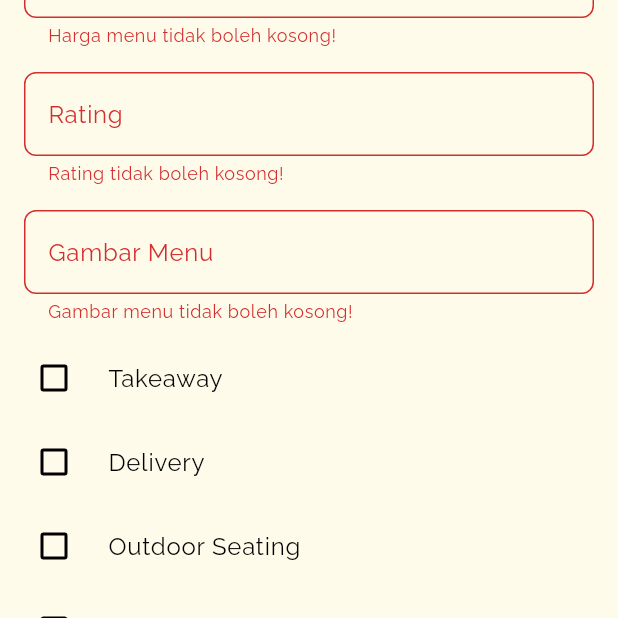
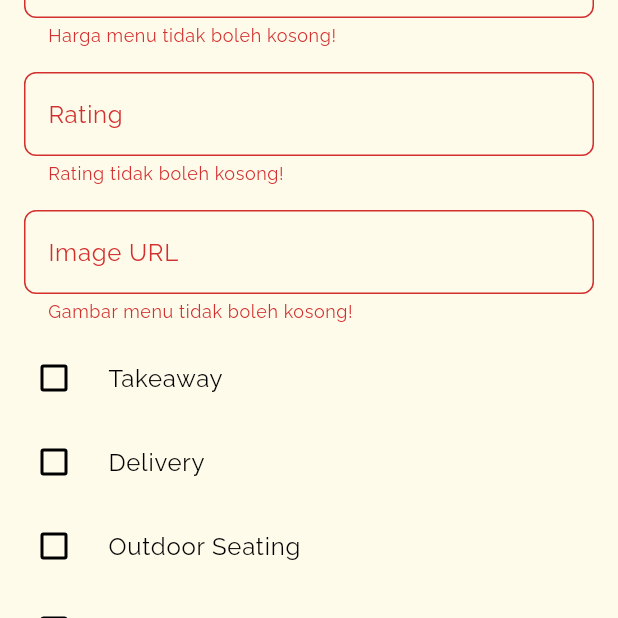
Before and after one commit to PBP-C09/setaksetik-mobile-upgrade, a Flutter app: the MenuFormPage screen opened directly, scrolled down 172 dp, after a tap on "Add menu", on a phone screen of 412 x 824 dp, the part 618-1236 px from its top. Run offline on Flutter 3.47's test engine with Material 3 defaults, Android fonts, the phone set to English and light mode, and no system bars; our stand-ins replace flutter_hooks; missing offline and left inert: pbp_django_auth.

Commit message:
Melakukan perbaikian agar tidak error pada save untuk add menu di menu_form.dart

```diff
--- a/lib/explore/screens/menu_form.dart
+++ b/lib/explore/screens/menu_form.dart
@@ -2,6 +2,8 @@ import 'package:setaksetikmobile/widgets/left_drawer.dart';
 import 'package:flutter/material.dart';
 import 'package:provider/provider.dart';
 import 'package:setaksetikmobile/explore/models/menu_entry.dart';
+import 'package:setaksetikmobile/explore/screens/menu_admin.dart';
+import 'package:setaksetikmobile/explore/screens/steak_lover.dart';
 import 'package:pbp_django_auth/pbp_django_auth.dart';
 import 'dart:convert';
 import 'package:http/http.dart' as http;
@@ -166,7 +168,7 @@ class _MenuFormPageState extends State<MenuFormPage> {
 
               // Image URL Input
               _buildTextField(
-                label: "Gambar Menu",
+                label: "Image URL",
                 hint: "Masukkan URL gambar menu",
                 onChanged: (value) => setState(() => _imageUrl = value),
                 validator: (value) =>
@@ -210,90 +212,46 @@ class _MenuFormPageState extends State<MenuFormPage> {
                   ),
                   onPressed: () async {
     if (_formKey.currentState!.validate()) {
-    try {
-      // Show loading indicator
-      showDialog(
-        context: context,
-        barrierDismissible: false,
-        builder: (BuildContext context) {
-          return const Center(child: CircularProgressIndicator());
-        },
-      );
+      final response = await request.postJson(
+        "http://127.0.0.1:8000/explore/create-flutter/",
 
-      // Prepare data
-      Map<String, dynamic> menuData = {
-        "menu": _menuName.trim(),
+       jsonEncode(<String, String>{
+          "menu": _menuName,
           "category": _selectedCategory ?? "",
-        "restaurant_name": _restaurantName.trim(),
+          "restaurant_name": _restaurantName,
           "city": _selectedCity ?? "",
           "price": _price.toString(),
           "rating": _rating.toString(),
           "specialized": _selectedSpecialized ?? "",
-        "image": _imageUrl.trim(),
-        "takeaway": _takeaway,
-        "delivery": _delivery,
-        "outdoor": _outdoor,
-        "smoking_area": _smokingArea,
-        "wifi": _wifi,
-      };
-
-      // Debug print
-      print("Sending data: ${jsonEncode(menuData)}");
-
-      // Send request with proper headers
-      var url = Uri.parse('http://10.0.2.2:8000/api/create-flutter/');
-      var response = await http.post(
-        url,
-        headers: {
-          'Content-Type': 'application/json',
-          'Accept': 'application/json',
-        },
-        body: jsonEncode(menuData),
+          "image": _imageUrl,
+          "takeaway": _takeaway.toString(),
+          "delivery": _delivery.toString(),
+          "outdoor": _outdoor.toString(),
+          "smoking_area": _smokingArea.toString(),
+          "wifi": _wifi.toString(),
+        }),
        );
-
-      // Close loading indicator
-      Navigator.pop(context);
-
-      print("Response status: ${response.statusCode}"); // Debug print
-      print("Response body: ${response.body}"); // Debug print
-
-      // Parse response
-      var jsonResponse = jsonDecode(response.body);
-
-      if (jsonResponse['status'] == 'success') {
-        ScaffoldMessenger.of(context).showSnackBar(
-          const SnackBar(
-            content: Text("Menu berhasil ditambahkan!"),
-            backgroundColor: Colors.green,
-          ),
+        if (context.mounted) {
+                        if (response['status'] == 'success') {
+                            ScaffoldMessenger.of(context)
+                                .showSnackBar(const SnackBar(
+                            content: Text("Produk baru berhasil disimpan!"),
+                            ));
+                            Navigator.pushReplacement(
+                                context,
+                                MaterialPageRoute(builder: (context) => MenuPage()),
                             );
-        Navigator.pop(context);
                         } else {
-        ScaffoldMessenger.of(context).showSnackBar(
-          SnackBar(
-            content: Text(jsonResponse['message'] ?? "Terjadi kesalahan"),
-            backgroundColor: Colors.red,
-          ),
-        );
+                            ScaffoldMessenger.of(context)
+                                .showSnackBar(const SnackBar(
+                                content:
+                                    Text("Terdapat kesalahan, silakan coba lagi."),
+                            ));
                         }
-    } catch (e, stackTrace) {
-      // Close loading indicator if still showing
-      if (Navigator.canPop(context)) {
-        Navigator.pop(context);
-      }
-
-      print("Error occurred: $e"); // Debug print
-      print("Stack trace: $stackTrace"); // Debug print
-
-      ScaffoldMessenger.of(context).showSnackBar(
-        SnackBar(
-          content: Text("Error: $e"),
-          backgroundColor: Colors.red,
-        ),
-      );
                     }
                 }
             },
+
                   child: const Text("Add menu"),
                 ),
               ),
```
Also changed, not shown: lib/explore/screens/steak_lover.dart (line endings or trailing spaces). Lines whose indentation alone changed are shown as unchanged.
